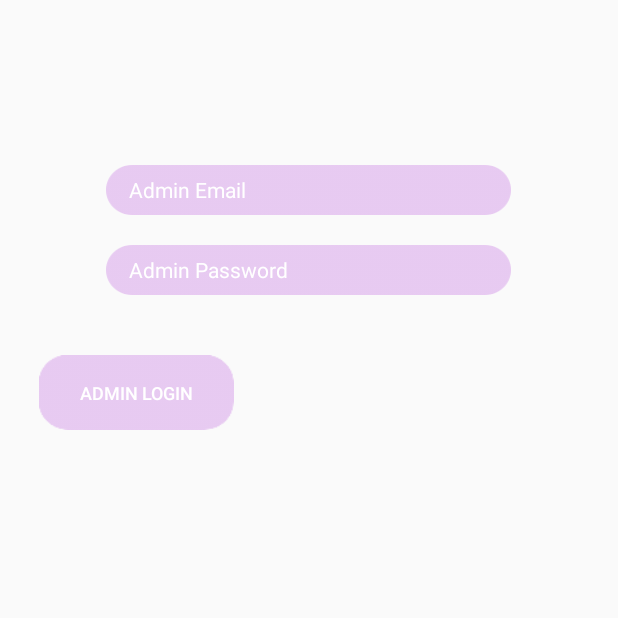
After one commit to alicezxcv/DepressntApp, an Android app: the admin_login screen opened directly, with no data from a screen before it, on a phone screen of 412 x 824 dp, the top half of it. The commit adds this screen. Run offline under Robolectric (Android 15) with nearby library versions, the phone set to English and light mode, and no system bars; our stand-ins replace Firebase (no records; nobody signed in at launch, a user with empty details on screens opened directly).

Commit message:
Move admin to new Activity

```diff
--- a/app/src/main/AndroidManifest.xml
+++ b/app/src/main/AndroidManifest.xml
@@ -12,15 +12,18 @@
         android:supportsRtl="true"
         android:theme="@style/Theme.App"
         android:usesCleartextTraffic="true">
+        <activity android:name=".admin_login"></activity>
         <activity
             android:name=".Chat"
             android:theme="@style/Theme.App.Chat_Background" />
         <activity android:name=".Room" />
         <activity android:name=".ProfileActivity2" />
-        <activity android:name=".MainActivity"
+        <activity
+            android:name=".MainActivity"
             android:theme="@style/Theme.App.LogIn_Background">
             <intent-filter>
                 <action android:name="android.intent.action.MAIN" />
+
                 <category android:name="android.intent.category.LAUNCHER" />
             </intent-filter>
         </activity>
--- a/app/src/main/java/com/example/app/Chat.java
+++ b/app/src/main/java/com/example/app/Chat.java
@@ -117,7 +117,7 @@ public class Chat extends AppCompatActivity {
             chat_msg= (String) ((DataSnapshot)i.next()).getValue();
             chat_user_name= (String) ((DataSnapshot)i.next()).getValue();
 
-            arrayList.add(chat_user_name+ " : "+chat_msg);
+            arrayList.add(chat_user_name+ "\n"+chat_msg);
             adapter.notifyDataSetChanged();
             //adapter.add(chat_user_name+ " : "+chat_msg);
             //chat_conversation.(chat_user_name+ " : "+chat_msg+"\n");
--- /dev/null
+++ b/app/src/main/java/com/example/app/admin_login.java
@@ -0,0 +1,82 @@
+package com.example.app;
+
+import androidx.annotation.NonNull;
+import androidx.appcompat.app.AppCompatActivity;
+
+import android.content.Intent;
+import android.os.Bundle;
+import android.util.Patterns;
+import android.view.View;
+import android.widget.Button;
+import android.widget.EditText;
+import android.widget.Toast;
+
+import com.example.app.databinding.ActivityAdminLoginBinding;
+import com.example.app.databinding.ActivityMainBinding;
+import com.google.android.gms.tasks.OnFailureListener;
+import com.google.android.gms.tasks.OnSuccessListener;
+import com.google.firebase.auth.AuthResult;
+import com.google.firebase.auth.FirebaseAuth;
+
+public class admin_login extends AppCompatActivity {
+    private ActivityAdminLoginBinding binding;
+    private EditText mEmail, mPass;
+    private Button signInbtn;
+    private FirebaseAuth firebaseAuth;
+    @Override
+    protected void onCreate(Bundle savedInstanceState) {
+        super.onCreate(savedInstanceState);
+        binding = ActivityAdminLoginBinding.inflate(getLayoutInflater());
+        setContentView(binding.getRoot());
+
+        mEmail = findViewById(R.id.user);
+        mPass = findViewById(R.id.pass);
+        signInbtn = findViewById(R.id.adminloginbtn);
+
+
+        firebaseAuth = FirebaseAuth.getInstance();
+
+        // admin signin button
+        binding.adminloginbtn.setOnClickListener(new View.OnClickListener() {
+            @Override
+            public void onClick(View view) {
+                /* begin admin sign in */
+            }
+        });
+        signInbtn.setOnClickListener((v) -> {loginUser();});
+    }
+
+    private void loginUser() {
+        String email = mEmail.getText().toString();
+        String password = mPass.getText().toString();
+
+        if (!email.isEmpty() && Patterns.EMAIL_ADDRESS.matcher(email).matches()){
+            if (!password.isEmpty()){
+                firebaseAuth.signInWithEmailAndPassword(email,password)
+                        .addOnSuccessListener(new OnSuccessListener<AuthResult>() {
+                            @Override
+                            public void onSuccess(AuthResult authResult) {
+                                Toast.makeText(admin_login.this, "Login Successfully!!!", Toast.LENGTH_SHORT).show();
+                                startActivity(new Intent(admin_login.this ,ProfileActivity2.class));
+                                finish();
+                            }
+                        })
+                        .addOnFailureListener(new OnFailureListener() {
+                            @Override
+                            public void onFailure(@NonNull Exception e) {
+                                Toast.makeText(admin_login.this, "Login failed", Toast.LENGTH_SHORT).show();
+                            }
+                        });
+            }
+            else{
+                mPass.setError("Empty fields are not allowed");
+            }
+        }
+        else if (email.isEmpty()){
+            mEmail.setError("Empty fields are not allowed");
+        }
+        else{
+            mEmail.setError("Please enter correct email");
+        }
+    }
+}
--- /dev/null
+++ b/app/src/main/res/layout/activity_admin_login.xml
@@ -0,0 +1,54 @@
+<?xml version="1.0" encoding="utf-8"?>
+<RelativeLayout xmlns:android="http://schemas.android.com/apk/res/android"
+    xmlns:app="http://schemas.android.com/apk/res-auto"
+    xmlns:tools="http://schemas.android.com/tools"
+    android:layout_width="match_parent"
+    android:layout_height="match_parent"
+    tools:context=".admin_login">
+
+    <EditText
+        android:id="@+id/user"
+        android:layout_width="270dp"
+        android:layout_height="wrap_content"
+
+        android:layout_centerHorizontal="true"
+        android:layout_marginTop="110dp"
+        android:paddingLeft="15dp"
+        android:background="@drawable/user"
+        android:hint="Admin Email"
+        android:inputType="text"
+        android:textColorHint="@color/white"
+        android:textAppearance="@style/TextAppearance.AppCompat.Small"
+        />
+
+    <EditText
+        android:id="@+id/pass"
+        android:layout_width="270dp"
+        android:layout_height="wrap_content"
+        android:background="@drawable/pass"
+        android:layout_centerHorizontal="true"
+        android:layout_below="@id/user"
+        android:layout_marginTop="20dp"
+        android:inputType="textPassword"
+        android:hint="Admin Password"
+        android:paddingLeft="15dp"
+        android:textColorHint="@color/white"
+
+        android:textAppearance="@style/TextAppearance.AppCompat.Small"
+        />
+    <Button
+        android:id="@+id/adminloginbtn"
+        android:layout_width="130dp"
+        android:layout_height="50dp"
+        android:text="admin login"
+        android:textSize="12dp"
+        android:translationX="0dp"
+        android:layout_below="@id/pass"
+        android:layout_marginTop="40dp"
+        android:layout_marginLeft="26dp"
+        android:background="@drawable/admin"
+        android:textColor="@color/white"/>
+        <!--android:layout_alignLeft="@id/holder"-->
+
+
+</RelativeLayout>
```
Also changed, not shown: app/src/main/java/com/example/app/MainActivity.java (+6 -50 lines), app/src/main/res/layout/activity_main.xml (+10 -7 lines).
